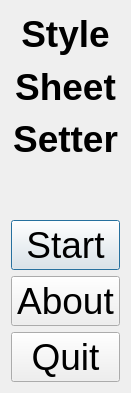
Old version of the form qtstylesheetsettermenudialog.ui in the repository richelbilderbeek/StyleSheetSetter.
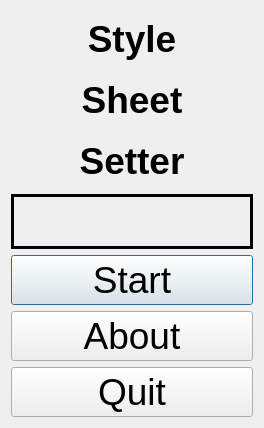
New version of the form. Icons and pictures are not drawn.

The edit to the form file:
```diff
--- a/qtstylesheetsettermenudialog.ui
+++ b/qtstylesheetsettermenudialog.ui
@@ -6,8 +6,8 @@
    <rect>
     <x>0</x>
     <y>0</y>
-    <width>131</width>
-    <height>393</height>
+    <width>264</width>
+    <height>428</height>
    </rect>
   </property>
   <property name="font">
@@ -71,7 +71,16 @@
     </widget>
    </item>
    <item>
-    <widget class="QLabel" name="image_gabor">
+    <widget class="QLabel" name="image">
+     <property name="frameShape">
+      <enum>QFrame::Box</enum>
+     </property>
+     <property name="frameShadow">
+      <enum>QFrame::Plain</enum>
+     </property>
+     <property name="lineWidth">
+      <number>3</number>
+     </property>
      <property name="text">
       <string/>
      </property>
```
Left out of the diff: 10 changed lines with no effect on the pictures.
